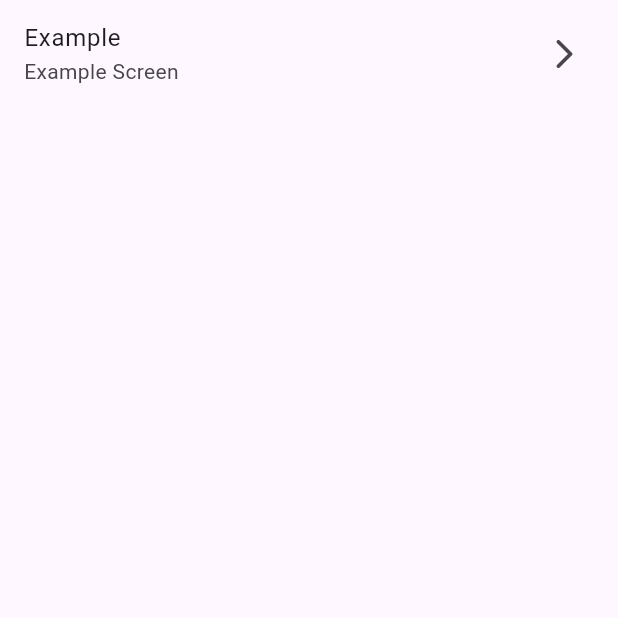
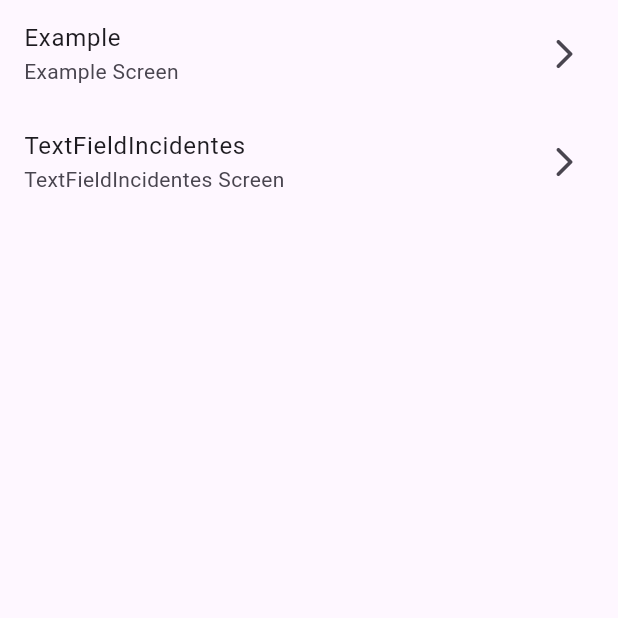
Before and after one commit to Francisco-V98/buscampz_flutter, a Flutter app: the screen it shows after launch, on a phone screen of 412 x 824 dp, the top half of it. Run offline on Flutter 3.47's test engine with Material 3 defaults, Android fonts, the phone set to English and light mode, and no system bars; our stand-ins replace flutter_riverpod, go_router.

Commit message:
widget-text_form_field_incidentes

```diff
--- a/lib/buscampz_rayito_flutter_package/config/router/routers.dart
+++ b/lib/buscampz_rayito_flutter_package/config/router/routers.dart
@@ -1,5 +1,6 @@
 import 'package:buscampz_flutter/buscampz_rayito_flutter_package/example/example_screens/example_screens.dart';
 import 'package:buscampz_flutter/buscampz_rayito_flutter_package/example/example_screens/list_components_screen.dart';
+import 'package:buscampz_flutter/buscampz_rayito_flutter_package/example/example_screens/text_field_incidentes_screen.dart';
 import 'package:flutter_riverpod/flutter_riverpod.dart';
 import 'package:go_router/go_router.dart';
 
@@ -15,6 +16,10 @@ final appRouterProvider = Provider<GoRouter>(
           path: '/example',
           builder: (context, state) => const ExampleScreen(),
         ),
+        GoRoute(
+          path: '/textFieldIncidentes',
+          builder: (context, state) => const TextFieldIncidentesScreen(),
+        ),
       ],
     );
   },
--- a/lib/buscampz_rayito_flutter_package/example/example_screens/list_components_screen.dart
+++ b/lib/buscampz_rayito_flutter_package/example/example_screens/list_components_screen.dart
@@ -23,6 +23,11 @@ class _Body extends StatelessWidget {
           title: 'Example',
           subTitle: 'Example Screen',
           location: '/example',
+        ),
+        _CustomListTile(
+          title: 'TextFieldIncidentes',
+          subTitle: 'TextFieldIncidentes Screen',
+          location: '/textFieldIncidentes',
         ),
       ],
     );
```
Also changed, not shown: lib/buscampz_rayito_flutter_package/components/widgets/text_field_incidentes/content/text_form_field_incidentes_content.dart (added, +31 -0 lines), lib/buscampz_rayito_flutter_package/components/widgets/text_field_incidentes/text_field_incidentes.dart (added, +33 -0 lines), lib/buscampz_rayito_flutter_package/example/example_screens/text_field_incidentes_screen.dart (added, +16 -0 lines).
